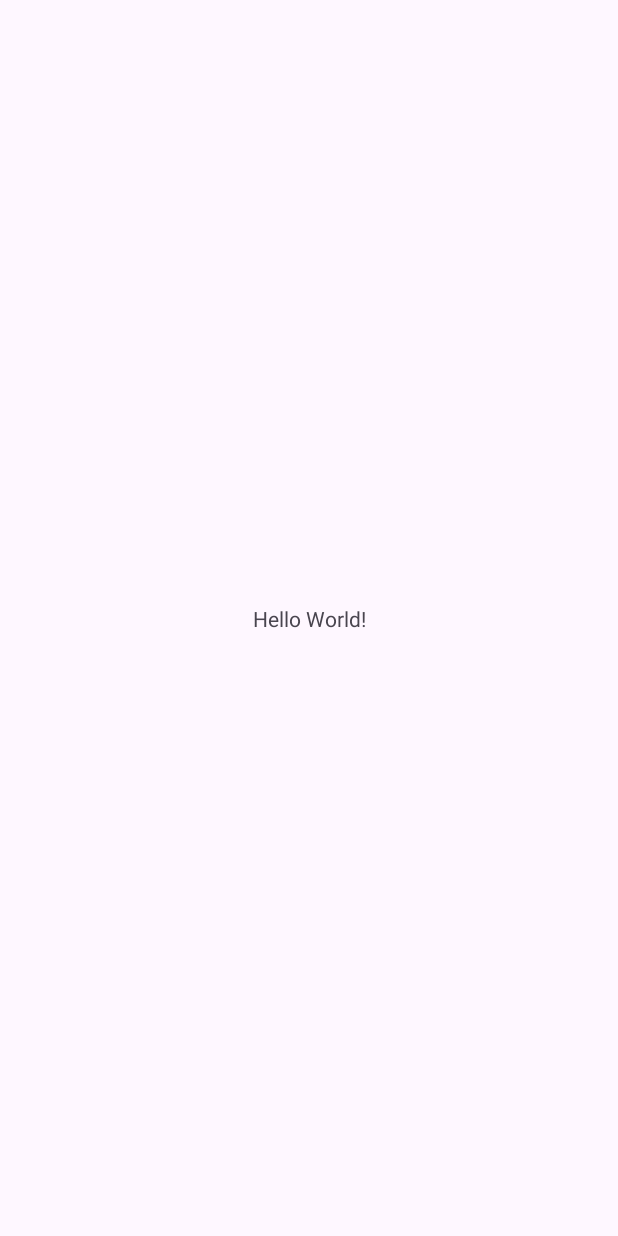
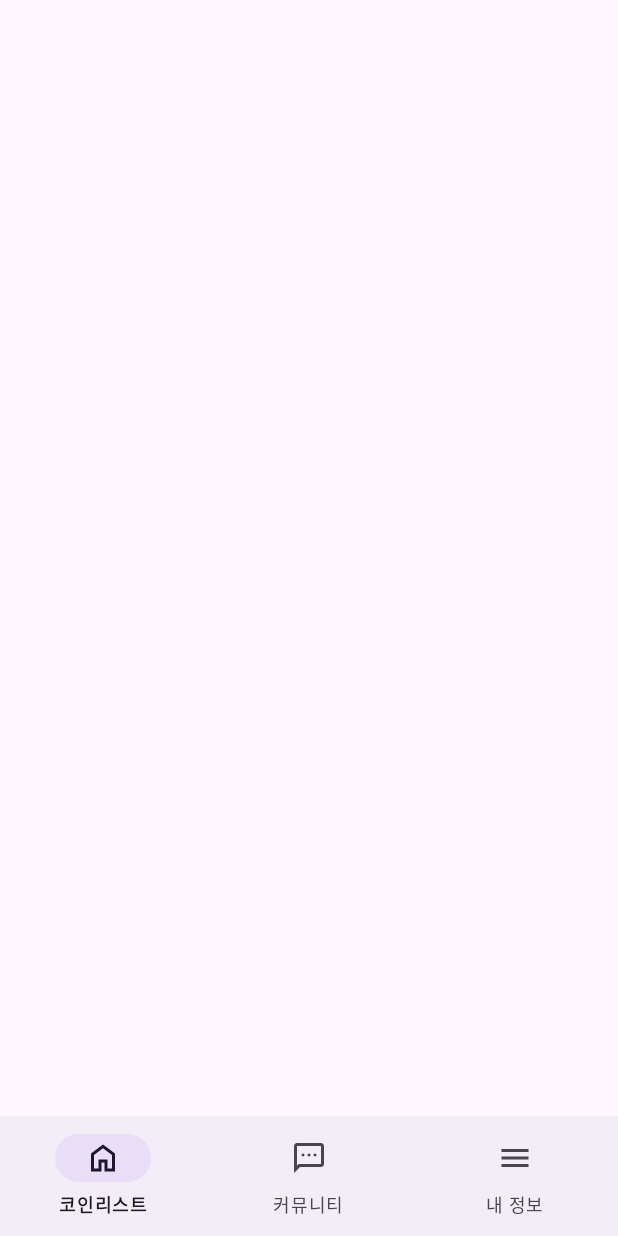
Before and after one commit to dlwngud/coin, an Android app: the screen it shows after launch (MainActivity), on a phone screen of 412 x 824 dp. Before the commit the screen is almost empty. Run offline under Robolectric (Android 15) with nearby library versions, the phone set to English and light mode, and no system bars.

Commit message:
[feat] bottom navigation 구현

```diff
--- a/app/build.gradle
+++ b/app/build.gradle
@@ -53,6 +53,12 @@ dependencies {
     // splash Screen
     implementation "androidx.core:core-splashscreen:1.0.0"
 
-    // lottie
-    implementation 'com.airbnb.android:lottie:6.0.0'
+    // navigation
+    def nav_version = "2.5.3"
+    implementation "androidx.navigation:navigation-fragment-ktx:$nav_version"
+    implementation "androidx.navigation:navigation-ui-ktx:$nav_version"
+    // Feature module Support
+    implementation "androidx.navigation:navigation-dynamic-features-fragment:$nav_version"
+    // Testing Navigation
+    androidTestImplementation "androidx.navigation:navigation-testing:$nav_version"
 }
--- /dev/null
+++ b/app/src/main/java/com/wngud/coin/CoinListFragment.kt
@@ -0,0 +1,17 @@
+package com.wngud.coin
+
+import android.os.Bundle
+import androidx.fragment.app.Fragment
+import android.view.LayoutInflater
+import android.view.View
+import android.view.ViewGroup
+class CoinListFragment : Fragment() {
+
+    override fun onCreateView(
+        inflater: LayoutInflater, container: ViewGroup?,
+        savedInstanceState: Bundle?
+    ): View? {
+        // Inflate the layout for this fragment
+        return inflater.inflate(R.layout.fragment_coin_list, container, false)
+    }
+}
--- /dev/null
+++ b/app/src/main/res/drawable/ic_home.xml
@@ -0,0 +1,10 @@
+<vector xmlns:android="http://schemas.android.com/apk/res/android"
+    android:width="24dp"
+    android:height="24dp"
+    android:viewportWidth="960"
+    android:viewportHeight="960"
+    android:tint="?attr/colorControlNormal">
+  <path
+      android:fillColor="@android:color/white"
+      android:pathData="M240,760L360,760L360,520L600,520L600,760L720,760L720,400L480,220L240,400L240,760ZM160,840L160,360L480,120L800,360L800,840L520,840L520,600L440,600L440,840L160,840ZM480,490L480,490L480,490L480,490L480,490L480,490L480,490L480,490L480,490L480,490Z"/>
+</vector>
--- /dev/null
+++ b/app/src/main/res/drawable/ic_menu.xml
@@ -0,0 +1,10 @@
+<vector xmlns:android="http://schemas.android.com/apk/res/android"
+    android:width="24dp"
+    android:height="24dp"
+    android:viewportWidth="960"
+    android:viewportHeight="960"
+    android:tint="?attr/colorControlNormal">
+  <path
+      android:fillColor="@android:color/white"
+      android:pathData="M120,720L120,640L840,640L840,720L120,720ZM120,520L120,440L840,440L840,520L120,520ZM120,320L120,240L840,240L840,320L120,320Z"/>
+</vector>
--- /dev/null
+++ b/app/src/main/res/drawable/ic_sms.xml
@@ -0,0 +1,10 @@
+<vector xmlns:android="http://schemas.android.com/apk/res/android"
+    android:width="24dp"
+    android:height="24dp"
+    android:viewportWidth="960"
+    android:viewportHeight="960"
+    android:tint="?attr/colorControlNormal">
+  <path
+      android:fillColor="@android:color/white"
+      android:pathData="M320,440Q337,440 348.5,428.5Q360,417 360,400Q360,383 348.5,371.5Q337,360 320,360Q303,360 291.5,371.5Q280,383 280,400Q280,417 291.5,428.5Q303,440 320,440ZM480,440Q497,440 508.5,428.5Q520,417 520,400Q520,383 508.5,371.5Q497,360 480,360Q463,360 451.5,371.5Q440,383 440,400Q440,417 451.5,428.5Q463,440 480,440ZM640,440Q657,440 668.5,428.5Q680,417 680,400Q680,383 668.5,371.5Q657,360 640,360Q623,360 611.5,371.5Q600,383 600,400Q600,417 611.5,428.5Q623,440 640,440ZM80,880L80,160Q80,127 103.5,103.5Q127,80 160,80L800,80Q833,80 856.5,103.5Q880,127 880,160L880,640Q880,673 856.5,696.5Q833,720 800,720L240,720L80,880ZM206,640L800,640Q800,640 800,640Q800,640 800,640L800,160Q800,160 800,160Q800,160 800,160L160,160Q160,160 160,160Q160,160 160,160L160,685L206,640ZM160,640L160,640L160,160Q160,160 160,160Q160,160 160,160L160,160Q160,160 160,160Q160,160 160,160L160,640Q160,640 160,640Q160,640 160,640L160,640Z"/>
+</vector>
--- a/app/src/main/res/layout/activity_main.xml
+++ b/app/src/main/res/layout/activity_main.xml
@@ -6,13 +6,22 @@
     android:layout_height="match_parent"
     tools:context=".MainActivity">
 
-    <TextView
-        android:layout_width="wrap_content"
-        android:layout_height="wrap_content"
-        android:text="Hello World!"
-        app:layout_constraintBottom_toBottomOf="parent"
+    <androidx.fragment.app.FragmentContainerView
+        android:id="@+id/container_main"
+        android:name="com.wngud.coin.CoinListFragment"
+        android:layout_width="0dp"
+        android:layout_height="0dp"
+        app:layout_constraintBottom_toTopOf="@id/bottom_navigation"
         app:layout_constraintEnd_toEndOf="parent"
         app:layout_constraintStart_toStartOf="parent"
         app:layout_constraintTop_toTopOf="parent" />
 
+    <com.google.android.material.bottomnavigation.BottomNavigationView
+        android:id="@+id/bottom_navigation"
+        android:layout_width="0dp"
+        android:layout_height="wrap_content"
+        app:layout_constraintBottom_toBottomOf="parent"
+        app:layout_constraintEnd_toEndOf="parent"
+        app:layout_constraintStart_toStartOf="parent"
+        app:menu="@menu/bottom_navigation_menu" />
 </androidx.constraintlayout.widget.ConstraintLayout>
--- /dev/null
+++ b/app/src/main/res/layout/fragment_coin_list.xml
@@ -0,0 +1,6 @@
+<?xml version="1.0" encoding="utf-8"?>
+<FrameLayout xmlns:android="http://schemas.android.com/apk/res/android"
+    xmlns:tools="http://schemas.android.com/tools"
+    android:layout_width="match_parent"
+    android:layout_height="match_parent"
+    tools:context=".CoinListFragment"/>
--- /dev/null
+++ b/app/src/main/res/menu/bottom_navigation_menu.xml
@@ -0,0 +1,19 @@
+<?xml version="1.0" encoding="utf-8"?>
+<menu xmlns:android="http://schemas.android.com/apk/res/android">
+
+    <item
+        android:id="@+id/navigation_home"
+        android:icon="@drawable/ic_home"
+        android:title="@string/coinList"
+        android:enabled="true"/>
+    <item
+        android:id="@+id/navigation_community"
+        android:icon="@drawable/ic_sms"
+        android:title="@string/community"
+        android:enabled="true"/>
+    <item
+        android:id="@+id/navigation_information"
+        android:icon="@drawable/ic_menu"
+        android:title="@string/myInformation"
+        android:enabled="true"/>
+</menu>
--- /dev/null
+++ b/app/src/main/res/navigation/nav_graph.xml
@@ -0,0 +1,6 @@
+<?xml version="1.0" encoding="utf-8"?>
+<navigation xmlns:android="http://schemas.android.com/apk/res/android"
+    xmlns:app="http://schemas.android.com/apk/res-auto"
+    android:id="@+id/nav_graph">
+
+</navigation>
--- a/app/src/main/res/values/strings.xml
+++ b/app/src/main/res/values/strings.xml
@@ -1,3 +1,8 @@
 <resources>
     <string name="app_name">coin</string>
+    <!-- TODO: Remove or change this placeholder text -->
+    <string name="hello_blank_fragment">Hello blank fragment</string>
+    <string name="coinList">코인리스트</string>
+    <string name="community">커뮤니티</string>
+    <string name="myInformation">내 정보</string>
 </resources>
```
